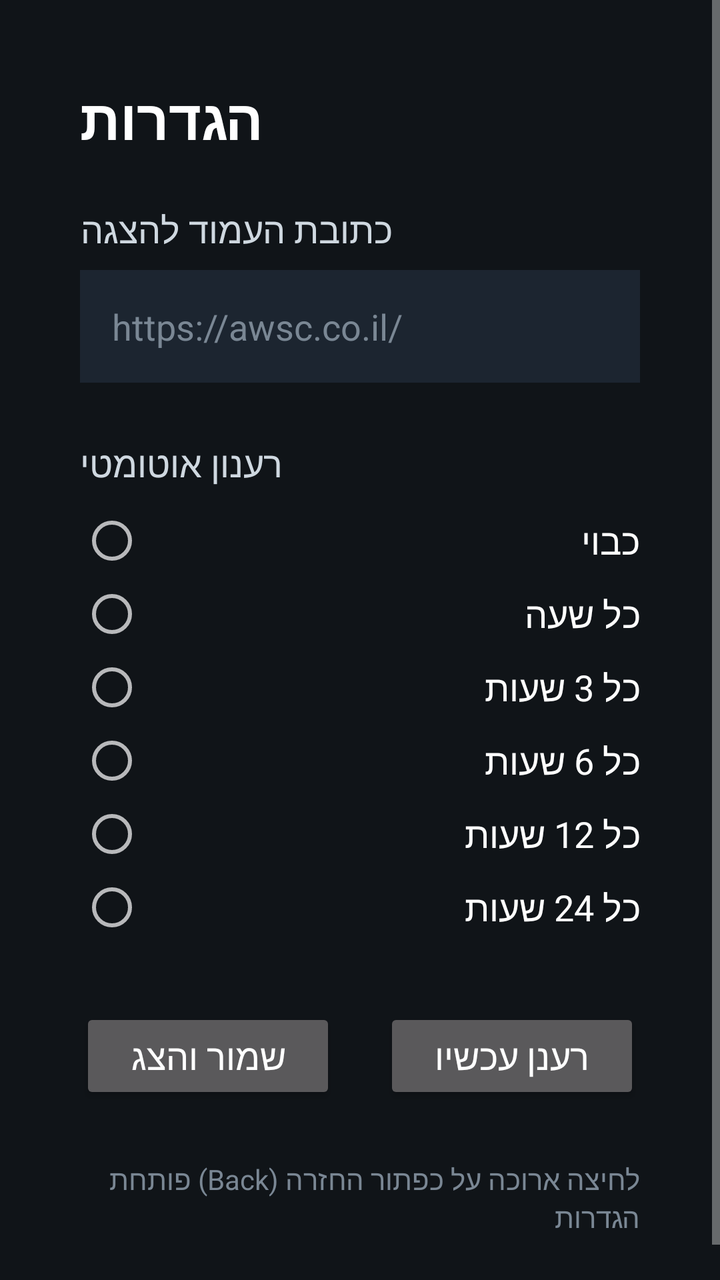
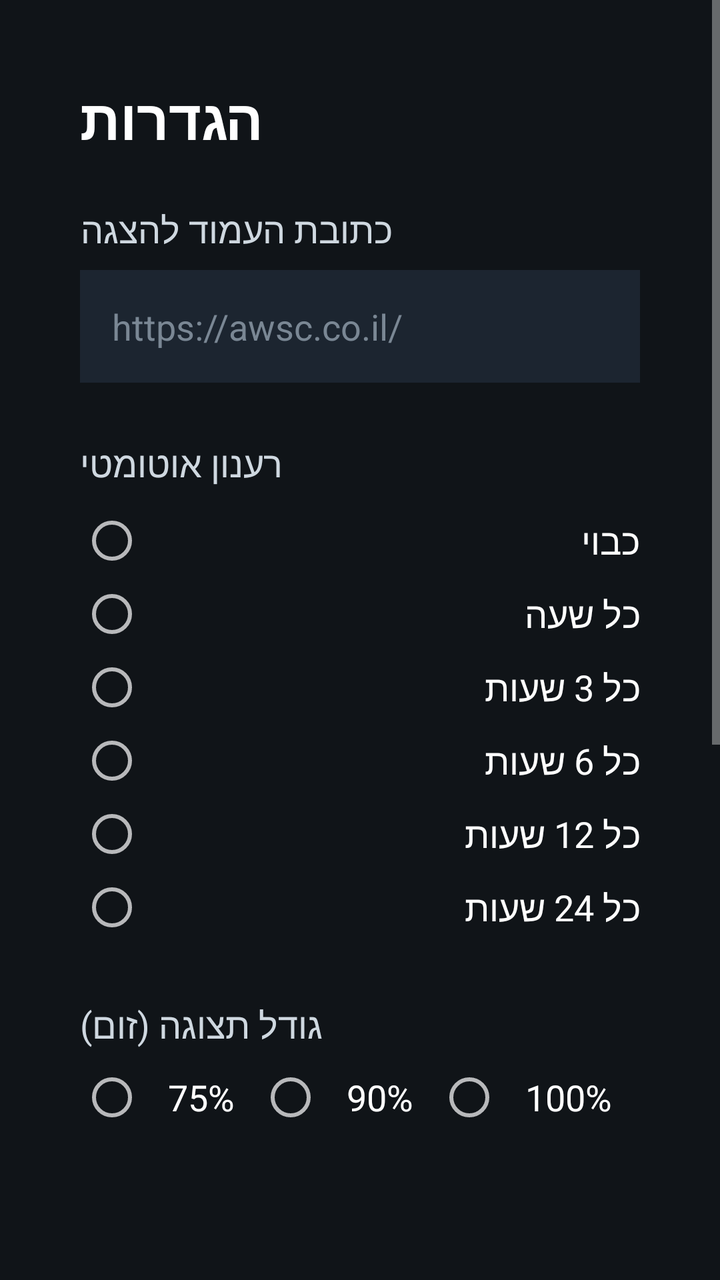

Compare the two renders of this Android layout. The source of the first and the diff that turns it into the second are given below.
<!-- AndroidManifest.xml: application theme AppTheme -->
<!-- res/layout/activity_settings.xml -->
<?xml version="1.0" encoding="utf-8"?>
<ScrollView xmlns:android="http://schemas.android.com/apk/res/android"
    android:layout_width="match_parent"
    android:layout_height="match_parent"
    android:background="#101418"
    android:fillViewport="true">

    <LinearLayout
        android:layout_width="match_parent"
        android:layout_height="wrap_content"
        android:orientation="vertical"
        android:padding="40dp">

        <TextView
            android:layout_width="wrap_content"
            android:layout_height="wrap_content"
            android:text="@string/settings_title"
            android:textColor="#FFFFFF"
            android:textSize="28sp"
            android:textStyle="bold"
            android:paddingBottom="24dp" />

        <TextView
            android:layout_width="wrap_content"
            android:layout_height="wrap_content"
            android:text="@string/url_label"
            android:textColor="#CFD8E0"
            android:textSize="18sp"
            android:paddingBottom="8dp" />

        <EditText
            android:id="@+id/url_input"
            android:layout_width="match_parent"
            android:layout_height="wrap_content"
            android:inputType="textUri"
            android:textColor="#FFFFFF"
            android:textColorHint="#7A8794"
            android:hint="https://awsc.co.il/"
            android:background="#1C2530"
            android:padding="16dp"
            android:textSize="18sp" />

        <TextView
            android:layout_width="wrap_content"
            android:layout_height="wrap_content"
            android:text="@string/interval_label"
            android:textColor="#CFD8E0"
            android:textSize="18sp"
            android:paddingTop="28dp"
            android:paddingBottom="8dp" />

        <RadioGroup
            android:id="@+id/interval_group"
            android:layout_width="match_parent"
            android:layout_height="wrap_content"
            android:orientation="vertical">

            <RadioButton android:id="@+id/interval_off" android:layout_width="match_parent" android:layout_height="wrap_content" android:text="@string/interval_off" android:textColor="#FFFFFF" android:textSize="18sp" android:paddingVertical="6dp" />
            <RadioButton android:id="@+id/interval_1" android:layout_width="match_parent" android:layout_height="wrap_content" android:text="@string/interval_1" android:textColor="#FFFFFF" android:textSize="18sp" android:paddingVertical="6dp" />
            <RadioButton android:id="@+id/interval_3" android:layout_width="match_parent" android:layout_height="wrap_content" android:text="@string/interval_3" android:textColor="#FFFFFF" android:textSize="18sp" android:paddingVertical="6dp" />
            <RadioButton android:id="@+id/interval_6" android:layout_width="match_parent" android:layout_height="wrap_content" android:text="@string/interval_6" android:textColor="#FFFFFF" android:textSize="18sp" android:paddingVertical="6dp" />
            <RadioButton android:id="@+id/interval_12" android:layout_width="match_parent" android:layout_height="wrap_content" android:text="@string/interval_12" android:textColor="#FFFFFF" android:textSize="18sp" android:paddingVertical="6dp" />
            <RadioButton android:id="@+id/interval_24" android:layout_width="match_parent" android:layout_height="wrap_content" android:text="@string/interval_24" android:textColor="#FFFFFF" android:textSize="18sp" android:paddingVertical="6dp" />
        </RadioGroup>

        <LinearLayout
            android:layout_width="match_parent"
            android:layout_height="wrap_content"
            android:orientation="horizontal"
            android:paddingTop="32dp">

            <Button
                android:id="@+id/save_button"
                android:layout_width="0dp"
                android:layout_height="wrap_content"
                android:layout_weight="1"
                android:layout_marginEnd="12dp"
                android:text="@string/save"
                android:textSize="18sp" />

            <Button
                android:id="@+id/refresh_button"
                android:layout_width="0dp"
                android:layout_height="wrap_content"
                android:layout_weight="1"
                android:layout_marginStart="12dp"
                android:text="@string/refresh_now"
                android:textSize="18sp" />
        </LinearLayout>

        <TextView
            android:layout_width="wrap_content"
            android:layout_height="wrap_content"
            android:text="@string/hint_open_settings"
            android:textColor="#7A8794"
            android:textSize="14sp"
            android:paddingTop="28dp" />

    </LinearLayout>
</ScrollView>
<!-- resources referenced by this layout -->
<resources>
  <string name="hint_open_settings">לחיצה ארוכה על כפתור החזרה (Back) פותחת הגדרות</string>
  <string name="interval_1">כל שעה</string>
  <string name="interval_12">כל 12 שעות</string>
  <string name="interval_24">כל 24 שעות</string>
  <string name="interval_3">כל 3 שעות</string>
  <string name="interval_6">כל 6 שעות</string>
  <string name="interval_label">רענון אוטומטי</string>
  <string name="interval_off">כבוי</string>
  <string name="refresh_now">רענן עכשיו</string>
  <string name="save">שמור והצג</string>
  <string name="settings_title">הגדרות</string>
  <string name="url_label">כתובת העמוד להצגה</string>
  <style name="AppTheme" parent="Theme.AppCompat.NoActionBar">
          <item name="android:windowNoTitle">true</item>
          <item name="android:windowFullscreen">true</item>
          <item name="android:windowActionBar">false</item>
          <item name="android:windowBackground">@android:color/black</item>
          <item name="colorPrimary">#0B5FA5</item>
          <item name="colorPrimaryDark">#083E6E</item>
          <item name="colorAccent">#0B5FA5</item>
      </style>
</resources>

<!-- the commit's change to res/layout/activity_settings.xml (unified diff, before → after) -->
@@ -63,6 +63,28 @@
             <RadioButton android:id="@+id/interval_24" android:layout_width="match_parent" android:layout_height="wrap_content" android:text="@string/interval_24" android:textColor="#FFFFFF" android:textSize="18sp" android:paddingVertical="6dp" />
         </RadioGroup>
 
+        <TextView
+            android:layout_width="wrap_content"
+            android:layout_height="wrap_content"
+            android:text="@string/zoom_label"
+            android:textColor="#CFD8E0"
+            android:textSize="18sp"
+            android:paddingTop="28dp"
+            android:paddingBottom="8dp" />
+
+        <RadioGroup
+            android:id="@+id/zoom_group"
+            android:layout_width="match_parent"
+            android:layout_height="wrap_content"
+            android:orientation="horizontal">
+
+            <RadioButton android:id="@+id/zoom_75" android:layout_width="wrap_content" android:layout_height="wrap_content" android:text="75%" android:textColor="#FFFFFF" android:textSize="18sp" android:paddingHorizontal="12dp" />
+            <RadioButton android:id="@+id/zoom_90" android:layout_width="wrap_content" android:layout_height="wrap_content" android:text="90%" android:textColor="#FFFFFF" android:textSize="18sp" android:paddingHorizontal="12dp" />
+            <RadioButton android:id="@+id/zoom_100" android:layout_width="wrap_content" android:layout_height="wrap_content" android:text="100%" android:textColor="#FFFFFF" android:textSize="18sp" android:paddingHorizontal="12dp" />
+            <RadioButton android:id="@+id/zoom_110" android:layout_width="wrap_content" android:layout_height="wrap_content" android:text="110%" android:textColor="#FFFFFF" android:textSize="18sp" android:paddingHorizontal="12dp" />
+            <RadioButton android:id="@+id/zoom_125" android:layout_width="wrap_content" android:layout_height="wrap_content" android:text="125%" android:textColor="#FFFFFF" android:textSize="18sp" android:paddingHorizontal="12dp" />
+        </RadioGroup>
+
         <LinearLayout
             android:layout_width="match_parent"
             android:layout_height="wrap_content"
@@ -88,6 +110,57 @@
                 android:textSize="18sp" />
         </LinearLayout>
 
+        <View
+            android:layout_width="match_parent"
+            android:layout_height="1dp"
+            android:background="#2A3540"
+            android:layout_marginVertical="32dp" />
+
+        <TextView
+            android:layout_width="wrap_content"
+            android:layout_height="wrap_content"
+            android:text="@string/update_section"
+            android:textColor="#FFFFFF"
+            android:textSize="22sp"
+            android:textStyle="bold"
+            android:paddingBottom="6dp" />
+
+        <TextView
+            android:id="@+id/version_label"
+            android:layout_width="wrap_content"
+            android:layout_height="wrap_content"
+            android:textColor="#7A8794"
+            android:textSize="15sp"
+            android:paddingBottom="16dp" />
+
+        <TextView
+            android:layout_width="wrap_content"
+            android:layout_height="wrap_content"
+            android:text="@string/update_url_label"
+            android:textColor="#CFD8E0"
+            android:textSize="18sp"
+            android:paddingBottom="8dp" />
+
+        <EditText
+            android:id="@+id/update_url_input"
+            android:layout_width="match_parent"
+            android:layout_height="wrap_content"
+            android:inputType="textUri"
+            android:textColor="#FFFFFF"
+            android:textColorHint="#7A8794"
+            android:hint="https://awsc.co.il/awsc-tv.apk"
+            android:background="#1C2530"
+            android:padding="16dp"
+            android:textSize="18sp" />
+
+        <Button
+            android:id="@+id/update_button"
+            android:layout_width="match_parent"
+            android:layout_height="wrap_content"
+            android:layout_marginTop="20dp"
+            android:text="@string/update_now"
+            android:textSize="18sp" />
+
         <TextView
             android:layout_width="wrap_content"
             android:layout_height="wrap_content"
<!-- resource entries referenced after the edit -->
@@ -11,7 +11,11 @@
   <string name="refresh_now">רענן עכשיו</string>
   <string name="save">שמור והצג</string>
   <string name="settings_title">הגדרות</string>
+  <string name="update_now">עדכן עכשיו (הורד והתקן)</string>
+  <string name="update_section">עדכון הישום</string>
+  <string name="update_url_label">כתובת קובץ העדכון (APK)</string>
   <string name="url_label">כתובת העמוד להצגה</string>
+  <string name="zoom_label">גודל תצוגה (זום)</string>
   <style name="AppTheme" parent="Theme.AppCompat.NoActionBar">
           <item name="android:windowNoTitle">true</item>
           <item name="android:windowFullscreen">true</item>
